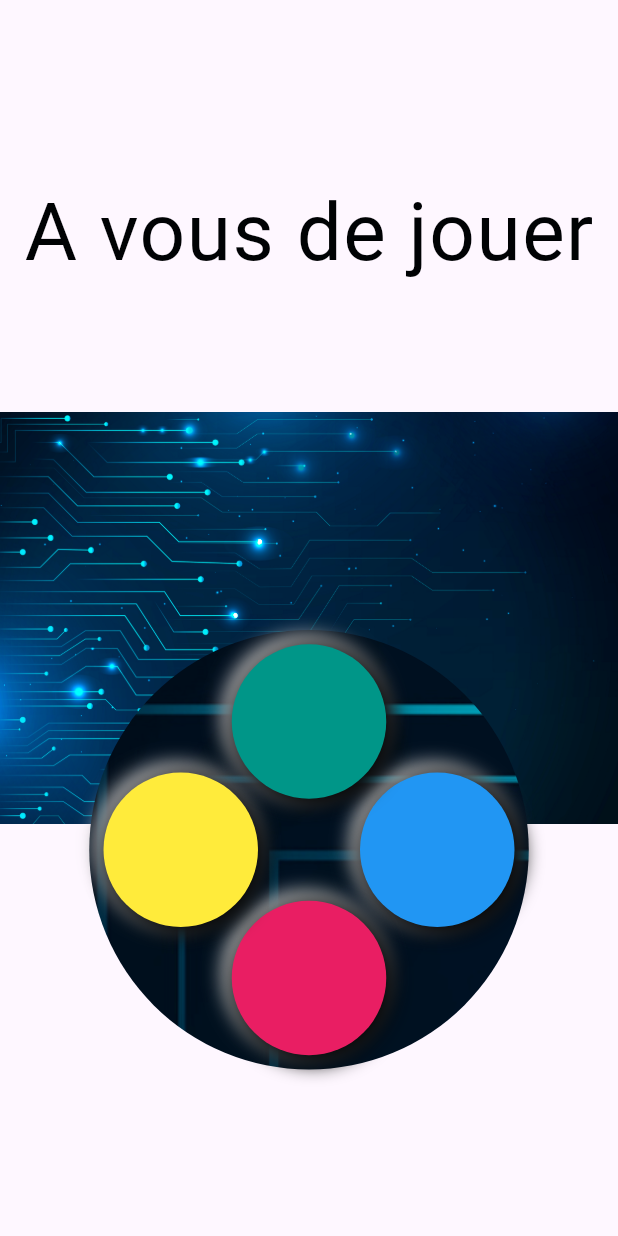
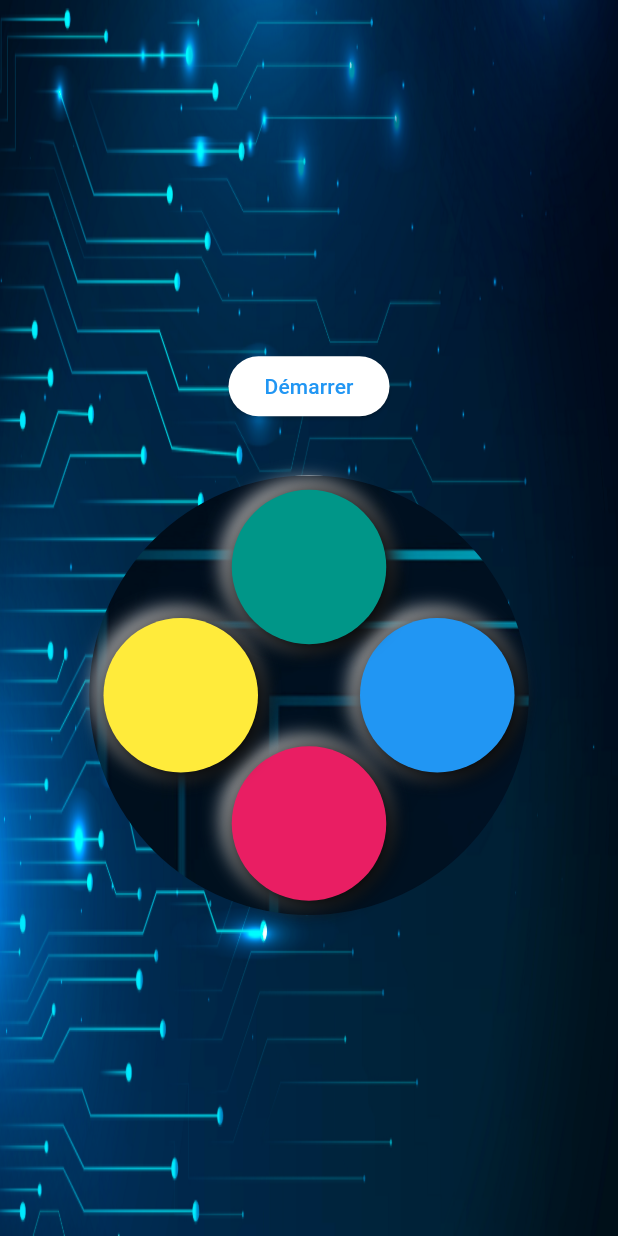
Before and after one commit to gillesbonnetpro/RollOverSimon, a Flutter app: the screen it shows after launch, on a phone screen of 412 x 824 dp. Run offline on Flutter 3.47's test engine with Material 3 defaults, Android fonts, the phone set to English and light mode, and no system bars; our stand-ins replace google_fonts.

Commit message:
startbutton

```diff
--- a/roll_over_simon/lib/game_board.dart
+++ b/roll_over_simon/lib/game_board.dart
@@ -3,6 +3,7 @@ import 'package:roll_over_simon/notifier.dart';
 import 'package:roll_over_simon/player_board.dart';
 import 'package:roll_over_simon/referee.dart';
 import 'package:roll_over_simon/my_shader.dart';
+import 'package:roll_over_simon/start_button.dart';
 
 class GameBoard extends StatefulWidget {
   const GameBoard({super.key});
@@ -35,12 +36,12 @@ class _GameBoardState extends State<GameBoard> {
           image: const AssetImage('assets/techno.jpg'),
           height: screenHeight,
           width: screenwidth,
-          fit: BoxFit.fil,
+          fit: BoxFit.fill,
         ),
         Center(
           child: Column(
             crossAxisAlignment: CrossAxisAlignment.center,
-            mainAxisAlignment: MainAxisAlignment.spaceAround,
+            mainAxisAlignment: MainAxisAlignment.center,
             mainAxisSize: MainAxisSize.max,
             children: [
               SizedBox(
@@ -52,18 +53,26 @@ class _GameBoardState extends State<GameBoard> {
                     builder: (BuildContext context, Turn turnValue, child) {
                       switch (turnValue) {
                         case Turn.over:
-                          return Center(
-                            child: ElevatedButton(
-                              onPressed: () => _referee.initGame(),
-                              child: const Text('Démarrer'),
-                            ),
+                          return const Column(
+                            mainAxisSize: MainAxisSize.min,
+                            crossAxisAlignment: CrossAxisAlignment.stretch,
+                            mainAxisAlignment: MainAxisAlignment.start,
+                            children: [
+                              Expanded(
+                                child: FittedBox(
+                                  child: Text('PERDU'),
+                                ),
+                              ),
+                              Center(child: StartButton()),
+                            ],
+                          );
+                        case Turn.start:
+                          return const Center(
+                            child: StartButton(),
                           );
                         case Turn.player:
                           return const FittedBox(
-                            child: MyShader(
-                              path: 'assets/techno.jpg',
-                              child: Text('A vous de jouer'),
-                            ),
+                            child: Text('A vous de jouer'),
                           );
                         case Turn.rotation:
                           return FittedBox(
--- a/roll_over_simon/lib/main.dart
+++ b/roll_over_simon/lib/main.dart
@@ -14,7 +14,10 @@ class MainApp extends StatelessWidget {
     return MaterialApp(
       debugShowCheckedModeBanner: false,
       theme: ThemeData(
-        textTheme: GoogleFonts.rubikBubblesTextTheme(),
+        textTheme: GoogleFonts.rubik80sFadeTextTheme()
+            .apply(displayColor: Colors.amber, bodyColor: Colors.amber),
+        colorScheme: ColorScheme.fromSwatch(
+            primarySwatch: Colors.blue, accentColor: Colors.amber),
         buttonTheme: const ButtonThemeData(textTheme: ButtonTextTheme.accent),
       ),
       home: const Scaffold(
--- a/roll_over_simon/lib/referee.dart
+++ b/roll_over_simon/lib/referee.dart
@@ -10,7 +10,7 @@ class Referee {
   }
 
   Referee._internal() {
-    initGame();
+    // initGame();
   }
 
   // variables
@@ -26,6 +26,7 @@ class Referee {
 
   void initGame() {
     _turn = Turn.referee;
+    turnNotifier.value = _turn;
     _refSequence = [];
     _plaSequence = [];
 
@@ -36,7 +37,7 @@ class Referee {
   }
 
   Future<void> addSequence() async {
-    if (_refSequence.length > 2 && _pastNb < 9) {
+    if (_refSequence.length > _pastNb && _pastNb < 10) {
       print('LEVEL !!! ');
       turnNotifier.value = Turn.rotation;
       await Future.delayed(const Duration(seconds: 1), () {
@@ -52,7 +53,7 @@ class Referee {
   }
 
   Future<void> sendSeq() async {
-    int speed = 500 - (_refSequence.length * _pastNb);
+    int speed = 750 - (_refSequence.length * _pastNb);
     if (_refSequence.length == 1) {
       await Future.delayed(const Duration(seconds: 1), () {});
     }
--- /dev/null
+++ b/roll_over_simon/lib/start_button.dart
@@ -0,0 +1,17 @@
+import 'package:flutter/material.dart';
+import 'package:google_fonts/google_fonts.dart';
+import 'package:roll_over_simon/referee.dart';
+
+class StartButton extends StatelessWidget {
+  const StartButton({super.key});
+
+  @override
+  Widget build(BuildContext context) {
+    return ElevatedButton(
+        onPressed: () => Referee().initGame(),
+        child: Text(
+          'Démarrer',
+          style: GoogleFonts.aBeeZee(),
+        ));
+  }
+}
```
